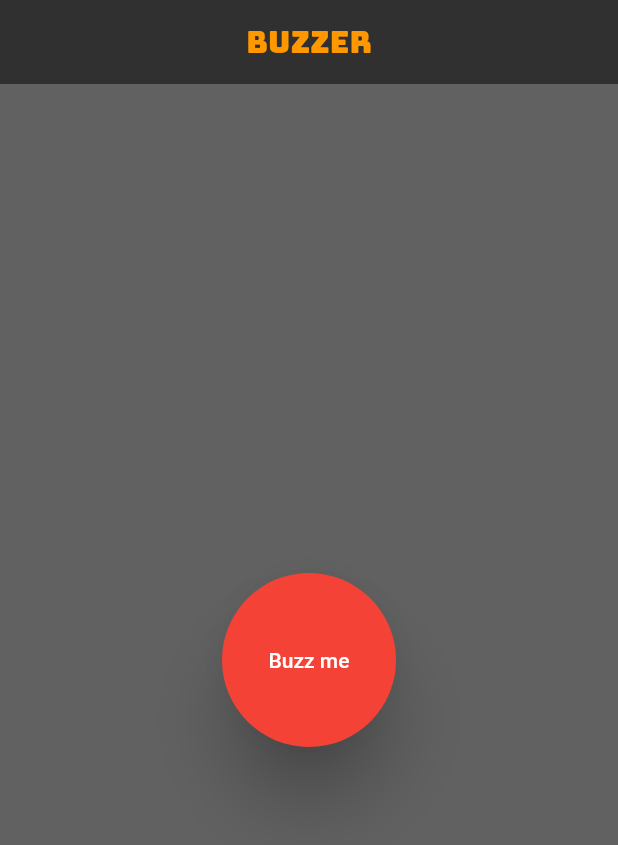
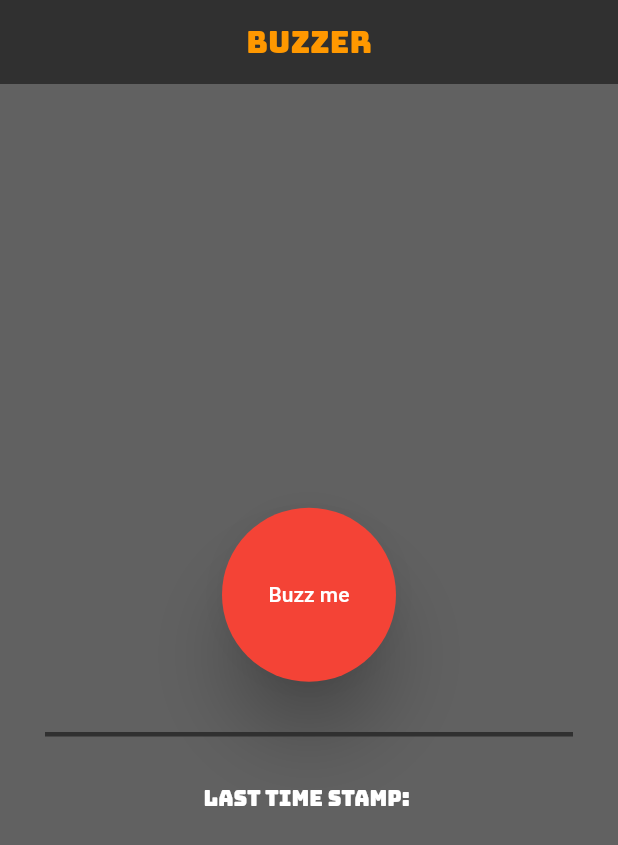
Before and after one commit to KingpinDk/BuzzerApp-forQuizSynced, a Flutter app: the screen it shows after launch, after a tap on "Offline Mode", on a phone screen of 412 x 824 dp. Shown: the top 845 px of the screen. Run offline on Flutter 3.47's test engine with Material 2 defaults, Android fonts, the phone set to English and light mode, and no system bars; our stand-ins replace audioplayers.

Commit message:
offline mode and home both are aligned to center

```diff
--- a/lib/main.dart
+++ b/lib/main.dart
@@ -6,8 +6,8 @@ import 'package:flutter/material.dart';
 void main() => runApp(MaterialApp(
   initialRoute: 'home',
   routes: {
-    'times':(context) => const Time(),
+    'times':(context) => Time(),
     'home':(context) => Home(),
-    'offline mode': (context) => const Offbuzz()
+    'offline mode': (context) => Offbuzz()
   },
 ));
--- a/lib/screens/home.dart
+++ b/lib/screens/home.dart
@@ -28,11 +28,12 @@ class _HomeState extends State<Home> {
           ),
         ),
         body: Center(
-          child: Center(
           child: Column(
+            crossAxisAlignment: CrossAxisAlignment.center,
+            mainAxisAlignment: MainAxisAlignment.center,
             children: [
               const SizedBox(height: 20.0),
-                const Text('Select the mode of use?',
+              const Text('Mode of use?',
               style: TextStyle(
                 fontWeight: FontWeight.w500,
                 fontFamily: 'Bungee',
@@ -71,7 +72,6 @@ class _HomeState extends State<Home> {
           ),
         ),
       ),
-      ),
     );
   }
 }
--- a/lib/screens/offline mode.dart
+++ b/lib/screens/offline mode.dart
@@ -11,7 +11,7 @@ class Offbuzz extends StatefulWidget {
 }
 
 class _OffbuzzState extends State<Offbuzz> {
-
+  String strtime = '';
   final player = AudioPlayer();
   @override
   Widget build(BuildContext context) {
@@ -30,8 +30,10 @@ class _OffbuzzState extends State<Offbuzz> {
               fontWeight: FontWeight.normal
           ),
         ),
-        body: Center(
-          child: ElevatedButton(
+        body: Column(
+          mainAxisAlignment: MainAxisAlignment.center,
+          children: [
+            ElevatedButton(
               style: ElevatedButton.styleFrom(
                   padding: const EdgeInsets.all(50.0),
                   backgroundColor: Colors.red,
@@ -42,11 +44,23 @@ class _OffbuzzState extends State<Offbuzz> {
               onPressed: () async{
                 DateTime time = DateTime.now();
                 await player.play(AssetSource('beep.mp3'));
-              String strtime = time.toString().substring(10,time.toString().length);
-              print(strtime);
+                setState(() {
+                  strtime = time.toString().substring(10,time.toString().length);
+                });
               },
-            child: const Text("Buzz me"),
+              child: const Text("Buzz me")
             ),
+            const SizedBox(height: 20.0),
+            Divider(height: 30.0,color: Colors.grey[850], thickness: 3.0,endIndent: 30.0,indent: 30.0),
+            const SizedBox(height: 20.0),
+            Text('Last Time Stamp: $strtime',
+              style: const TextStyle(
+                fontFamily: 'Bungee',
+                fontWeight: FontWeight.w200,
+                color: Colors.white
+              ),
+            )
+          ],
         ),
       ),
     );
```
Lines whose indentation alone changed are shown as unchanged.
